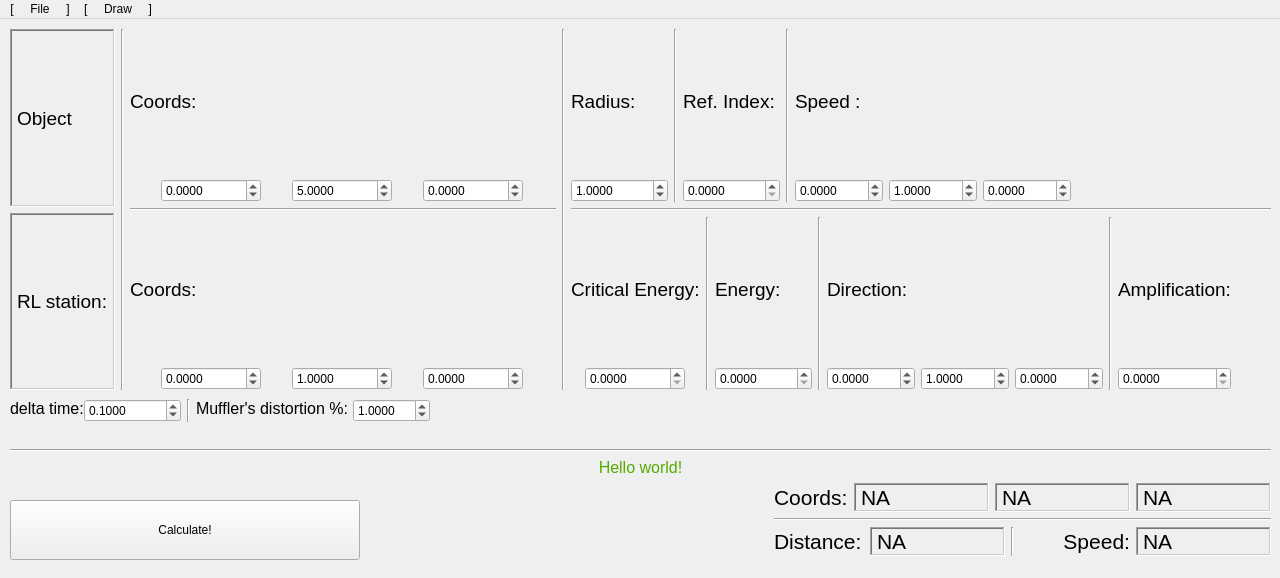
Qt form UI/main_window.ui (Mngdd/Signal) before a commit.
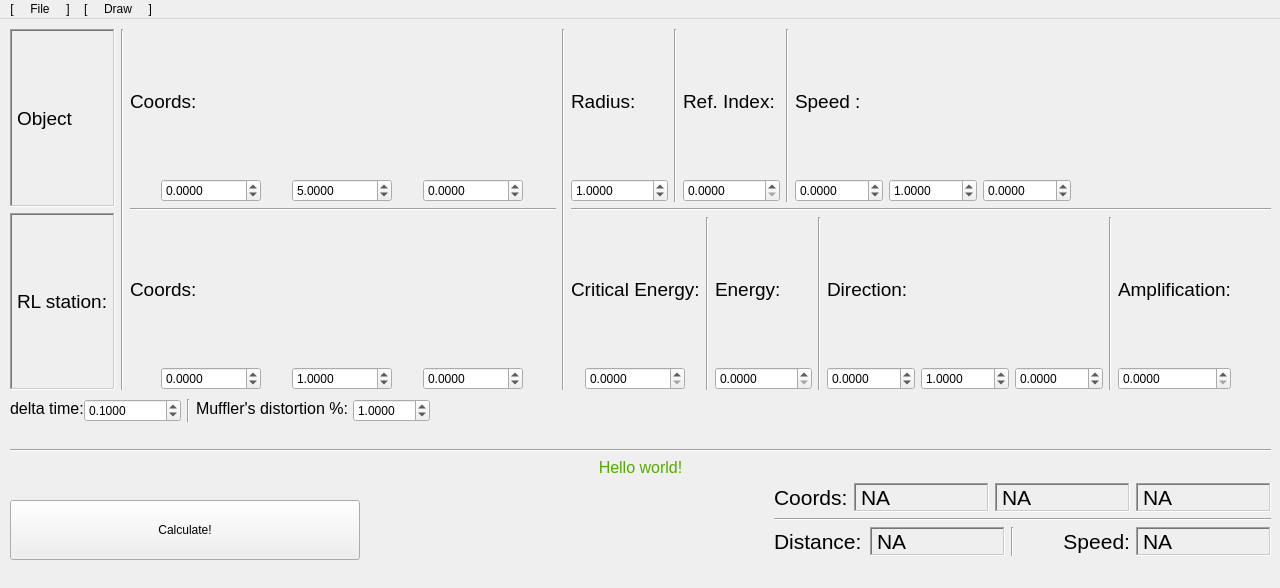
The same form after that commit.

Commit message: говножопики починить потом!

```diff
--- a/UI/main_window.ui
+++ b/UI/main_window.ui
@@ -10,7 +10,7 @@
     <x>0</x>
     <y>0</y>
     <width>1280</width>
-    <height>578</height>
+    <height>588</height>
    </rect>
   </property>
   <property name="sizePolicy">
```
Left out of the diff: 12 changed lines with no effect on the pictures. The commit also changes 2 other files.
